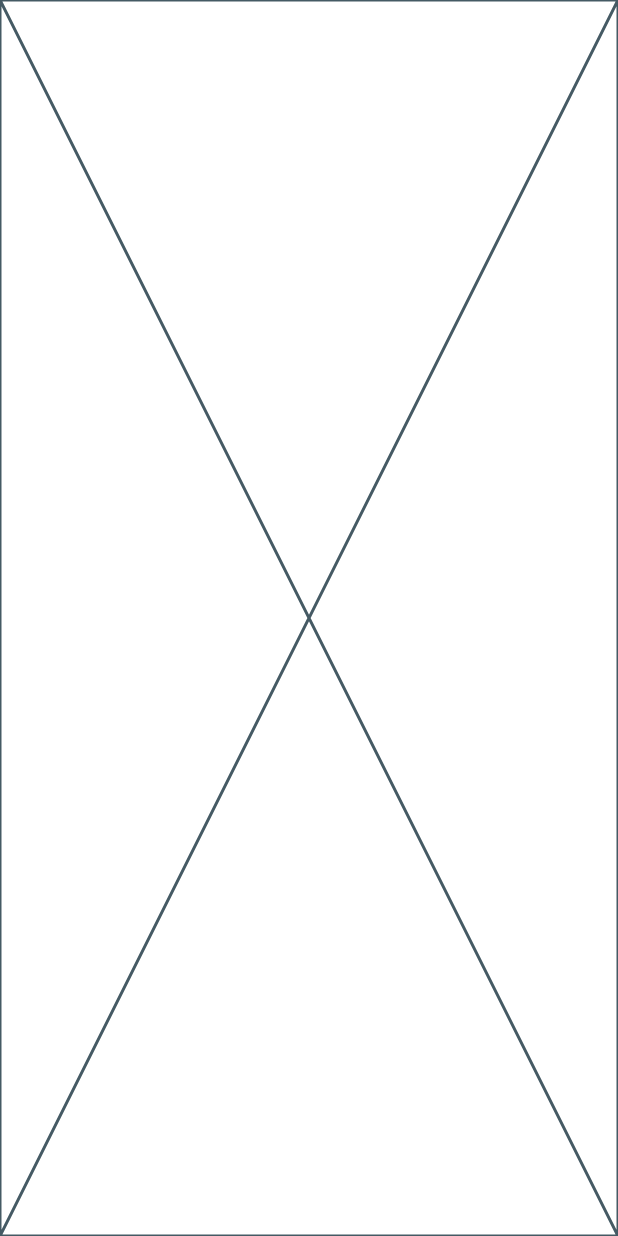
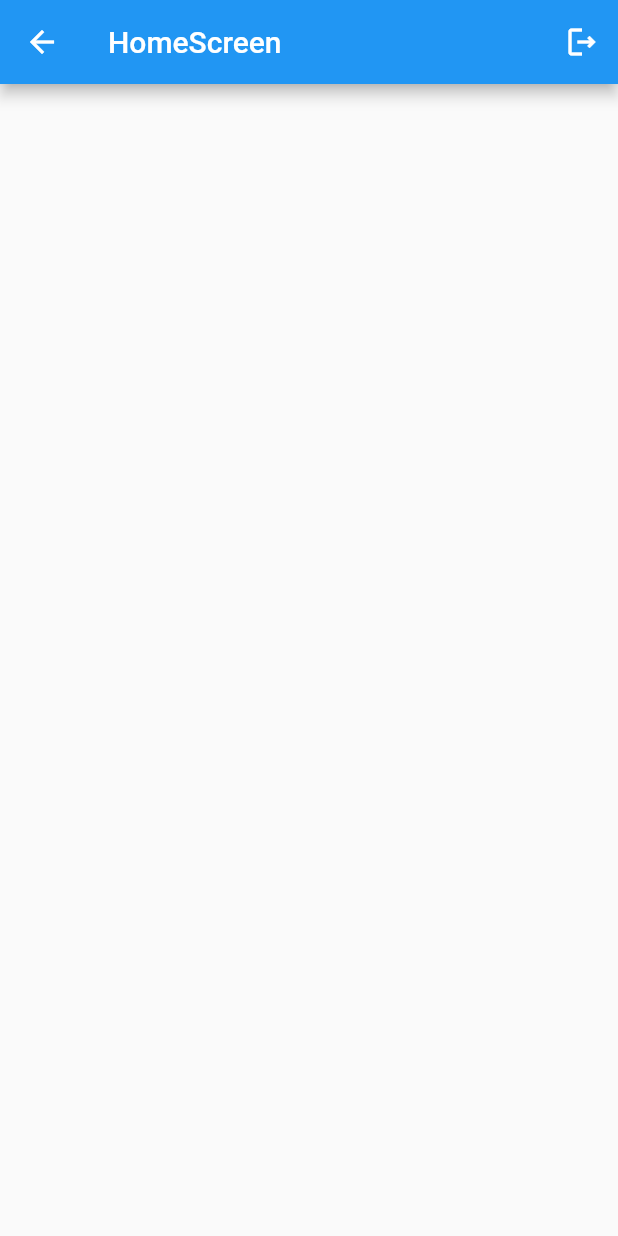
Before and after one commit to kingkardev01/getx_mvvm, a Flutter app: the screen it shows after launch, on a phone screen of 412 x 824 dp. Run offline on Flutter 3.47's test engine with Material 2 defaults, Android fonts, the phone set to English and light mode, and no system bars; our stand-ins replace fluttertoast, get, shared_preferences.

Commit message:
inital message

```diff
--- a/lib/main.dart
+++ b/lib/main.dart
@@ -16,8 +16,8 @@ class MyApp extends StatelessWidget {
   Widget build(BuildContext context) {
     return GetMaterialApp(
       debugShowCheckedModeBanner: false,
-      locale: Locale('en' ,'US'),
-      fallbackLocale: Locale('en' ,'US'),
+      locale: const Locale('en' ,'US'),
+      fallbackLocale: const Locale('en' ,'US'),
       translations: Language(),
       title: 'Flutter Demo',
       theme: ThemeData(
--- a/lib/res/routes/routes.dart
+++ b/lib/res/routes/routes.dart
@@ -1,5 +1,6 @@
 import 'package:get/get.dart';
 import 'package:getx_mvvm/res/routes/routes_name.dart';
+import 'package:getx_mvvm/view/home/home_view.dart';
 import 'package:getx_mvvm/view/login/login_view.dart';
 import 'package:getx_mvvm/view/splash_screen.dart';
 
@@ -7,14 +8,19 @@ class AppRoutes{
 
   static appRoutes()=> [
     GetPage(name: RoutesName.splashScreen,
-        page: ()=> SplashScreen(),
+        page: ()=> const SplashScreen(),
         transitionDuration :Duration(milliseconds: 250),
-        transition: Transition.downToUp,
+        transition: Transition.circularReveal,
     ),
     GetPage(name: RoutesName.loginView,
       page: ()=> LoginView(),
       transitionDuration :Duration(milliseconds: 250),
-      transition: Transition.downToUp,
+      transition: Transition.circularReveal,
+    ),
+    GetPage(name: RoutesName.homeView,
+      page: ()=> HomeView(),
+      transitionDuration :Duration(seconds: 30),
+      transition: Transition.fadeIn,
     )
   ];
 
--- a/lib/res/routes/routes_name.dart
+++ b/lib/res/routes/routes_name.dart
@@ -2,4 +2,5 @@
 class RoutesName{
   static const splashScreen = '/';
   static const loginView = '/login_view';
+  static const homeView = '/home_view';
 }
--- a/lib/utils/utils.dart
+++ b/lib/utils/utils.dart
@@ -24,6 +24,7 @@ class Utils {
   }
 
   static  snackBar(String title,String message){
+
     Get.snackbar(title, message);
   }
 }
--- /dev/null
+++ b/lib/view/home/home_view.dart
@@ -0,0 +1,30 @@
+import 'package:flutter/material.dart';
+import 'package:getx_mvvm/res/routes/routes_name.dart';
+import 'package:getx_mvvm/view_models/controller/user_performance_controller/user_performance_view_model.dart';
+import 'package:get/get.dart';
+class HomeView extends StatefulWidget {
+  const HomeView({Key? key}) : super(key: key);
+
+  @override
+  State<HomeView> createState() => _HomeViewState();
+}
+
+UserPerformance userPerformance = UserPerformance();
+
+class _HomeViewState extends State<HomeView> {
+  @override
+  Widget build(BuildContext context) {
+    return Scaffold(
+      appBar: AppBar(title: Text("HomeScreen"),
+      actions: [
+        IconButton(onPressed: (){
+          userPerformance.removeUser().then((value) {
+            Get.toNamed(RoutesName.loginView);
+          });
+        }, icon: Icon(Icons.logout_outlined)
+        )
+      ],
+      ),
+    );
+  }
+}
--- a/lib/view/splash_screen.dart
+++ b/lib/view/splash_screen.dart
@@ -35,7 +35,7 @@ class _SplashScreenState extends State<SplashScreen> {
     return Scaffold(
       backgroundColor: Colors.teal,
       body: Center(
-        child: Text("welcome_back".tr,style: TextStyle(fontSize: 30),),
+        child: Text("welcome_back".tr,style: const TextStyle(fontSize: 30),),
       ),
     );
   }
```
Also changed, not shown: lib/data/network/network_api_services.dart (+4 -4 lines), lib/models/login_model/user_model.dart (added, +19 -0 lines), lib/repository/login_repository/login_repository.dart (added, +15 -0 lines), lib/res/app_url/app_url.dart (added, +8 -0 lines), lib/view/login/login_view.dart (+66 -1 lines), lib/view_models/controller/login_controller/login_view_model.dart (added, +53 -0 lines), lib/view_models/controller/user_performance_controller/user_performance_view_model.dart (added, +36 -0 lines), lib/view_models/services/splash_services.dart (+18 -3 lines).
